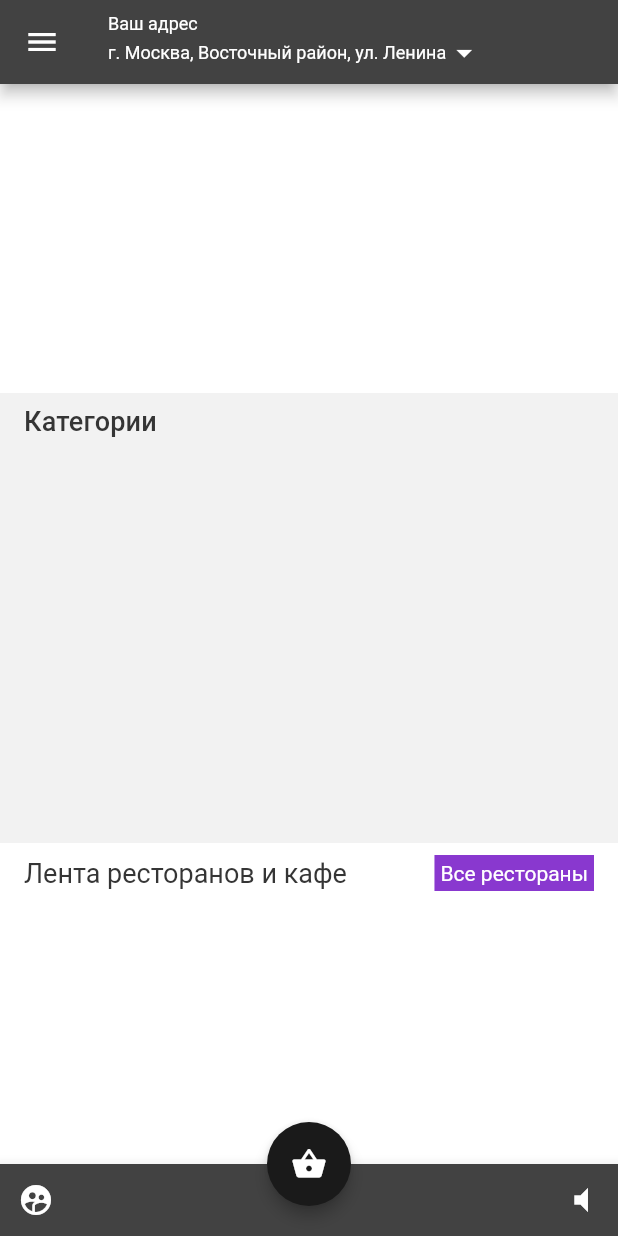
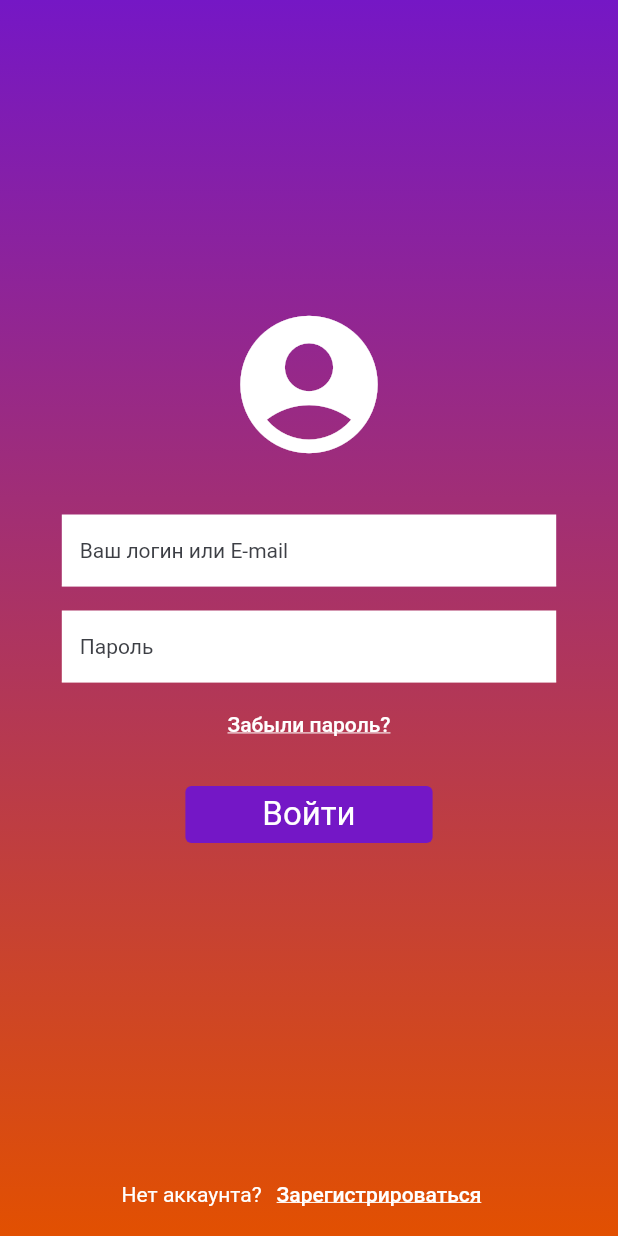
Before and after one commit to lAntimat/vsem_edu, a Flutter app: the screen it shows after launch, on a phone screen of 412 x 824 dp. Run offline on Flutter 3.47's test engine with Material 2 defaults, Android fonts, the phone set to English and light mode, and no system bars; drawn by our look-alikes of carousel_slider; our stand-ins replace cached_network_image, dio, flutter_svg, get_it, shared_preferences, smooth_star_rating.

Commit message:
Сверстал экран авторизации

```diff
--- a/lib/app.dart
+++ b/lib/app.dart
@@ -10,12 +10,15 @@ import 'package:vsem_edu/common/routes.dart';
 import 'package:vsem_edu/common/theme.dart';
 import 'package:vsem_edu/home/base_screen.dart';
 import 'package:vsem_edu/home/main_view.dart';
+import 'package:vsem_edu/login/login_screen.dart';
+import 'package:vsem_edu/login/login_view.dart';
 import 'package:vsem_edu/merchantDetail/merchant_detail_model.dart';
+import 'package:vsem_edu/login/login_view_model.dart';
 import 'package:vsem_edu/merchantDetail/merchant_view.dart';
 import 'package:vsem_edu/network/web_service.dart';
 import 'package:vsem_edu/repository/main_repository.dart';
 
-import 'home/todo_list_model.dart';
+import 'home/main_model.dart';
 
 class ProviderApp extends StatelessWidget {
   final MainRepository repository;
@@ -30,19 +33,18 @@ class ProviderApp extends StatelessWidget {
 
   void setupLocators() {
     GetIt.instance.registerSingleton<MerchantDetailModel>(MerchantDetailModel(repository: repository));
+    GetIt.instance.registerSingleton<MainModel>(MainModel(repository: repository));
+    GetIt.instance.registerSingleton<LoginViewModel>(LoginViewModel(repository: repository));
   }
 
   @override
   Widget build(BuildContext context) {
-    return ChangeNotifierProvider(
-      create: (_) => MainModel(repository: repository),
-      child: MaterialApp(
-        theme: AppTheme.theme,
-        routes: {
-          AppRoutes.home: (context) => BaseScreen(MainView()),
-          AppRoutes.merchantDetail: (context) => BaseScreen(MerchantView()),
-        },
-      ),
+    return MaterialApp(
+      theme: AppTheme.theme,
+      routes: {
+        AppRoutes.home: (context) => LoginScreen(LoginView()),
+        AppRoutes.merchantDetail: (context) => MerchantView(),
+      },
     );
   }
 }
--- /dev/null
+++ b/lib/common/styles.dart
@@ -0,0 +1,7 @@
+import 'package:flutter/cupertino.dart';
+import 'package:vsem_edu/common/app_colors.dart';
+
+class Styles {
+  static const LoginEditTextStyle = TextStyle(color: AppColors.blackText, fontSize: 14);
+  static const LoginEditTextStyleHint = TextStyle(color: AppColors.lightGrey, fontSize: 14);
+}
--- a/lib/home/base_screen.dart
+++ b/lib/home/base_screen.dart
@@ -3,8 +3,8 @@ import 'package:provider/provider.dart';
 import 'package:vsem_edu/common/app_colors.dart';
 import 'package:vsem_edu/common/navigation_drawer.dart';
 import 'package:vsem_edu/common/routes.dart';
-import 'package:vsem_edu/home/main_view.dart';
-import 'package:vsem_edu/home/todo_list_model.dart';
+
+import 'main_model.dart';
 
 
 class BaseScreen extends StatefulWidget {
--- a/lib/home/stats_view.dart
+++ b/lib/home/stats_view.dart
@@ -1,7 +1,7 @@
 import 'package:flutter/cupertino.dart';
 import 'package:flutter/material.dart';
 import 'package:provider/provider.dart';
-import 'package:vsem_edu/home/todo_list_model.dart';
+import 'package:vsem_edu/home/main_model.dart';
 
 class StatsView extends StatelessWidget {
   const StatsView();
--- a/lib/home/todo_list_view.dart
+++ b/lib/home/todo_list_view.dart
@@ -1,7 +1,8 @@
 import 'package:flutter/material.dart';
 import 'package:provider/provider.dart';
 import 'package:vsem_edu/home/home_models.dart';
-import 'package:vsem_edu/home/todo_list_model.dart';
+
+import 'main_model.dart';
 
 class TodoListView extends StatelessWidget {
   final void Function(BuildContext context, CuisineListItem todo) onRemove;
--- /dev/null
+++ b/lib/login/login_screen.dart
@@ -0,0 +1,24 @@
+import 'package:flutter/material.dart' hide Action;
+
+class LoginScreen extends StatefulWidget {
+  final Widget child;
+
+  const LoginScreen(this.child);
+
+  @override
+  _BaseScreenState createState() => _BaseScreenState();
+}
+
+class _BaseScreenState extends State<LoginScreen> {
+  @override
+  void dispose() {
+    super.dispose();
+  }
+
+  @override
+  Widget build(BuildContext context) {
+    return Scaffold(
+      body: widget.child,
+    );
+  }
+}
--- /dev/null
+++ b/lib/login/login_view.dart
@@ -0,0 +1,70 @@
+import 'package:flutter/cupertino.dart';
+import 'package:flutter/material.dart';
+import 'package:get_it/get_it.dart';
+import 'package:provider/provider.dart';
+import 'package:vsem_edu/common/styles.dart';
+import 'package:vsem_edu/common/widgets/buttons.dart';
+import 'package:vsem_edu/login/login_view_model.dart';
+import 'package:vsem_edu/login/views/edit_text_views.dart';
+
+class LoginView extends StatelessWidget {
+  @override
+  Widget build(BuildContext context) {
+    return ChangeNotifierProvider<LoginViewModel>(
+      create: (context) => GetIt.instance<LoginViewModel>(),
+      child: Consumer<LoginViewModel>(
+        builder: (context, model, _) => Container(
+          child: Container(
+            decoration: new BoxDecoration(
+              gradient: new LinearGradient(
+                colors: [Color(0xFF7517c5), Color(0xFFe25001)],
+                begin: Alignment.topCenter,
+                end: Alignment.bottomCenter,
+                stops: [0.0, 1.0],
+                tileMode: TileMode.clamp,
+              ),
+            ),
+            child: Column(
+              mainAxisAlignment: MainAxisAlignment.center,
+              children: <Widget>[
+                Spacer(),
+                Icon(
+                  Icons.account_circle,
+                  size: 110,
+                ),
+                Container(
+                  height: 32,
+                ),
+                signInPhoneTextField(context, model.phoneController,
+                    Styles.LoginEditTextStyle, Styles.LoginEditTextStyleHint),
+                Container(
+                  height: 16,
+                ),
+                signInPasswordTextField(context, model.passwordController,
+                    Styles.LoginEditTextStyle, Styles.LoginEditTextStyleHint),
+                buttonTransparentBg("Забыли пароль?", onPressed: () {}),
+                Container(
+                  height: 8,
+                ),
+                FractionallySizedBox(
+                    widthFactor: 0.4,
+                    child: simpleFilledButton(
+                        text: "Войти",
+                        color: Color(0xFF7417c6),
+                        onPressed: () {})),
+                Spacer(),
+                Row(
+                  mainAxisAlignment: MainAxisAlignment.center,
+                  children: <Widget>[
+                    Text("Нет аккаунта?"),
+                    buttonTransparentBg("Зарегистрироваться", onPressed: () {})
+                  ],
+                )
+              ],
+            ),
+          ),
+        ),
+      ),
+    );
+  }
+}
--- /dev/null
+++ b/lib/login/login_view_model.dart
@@ -0,0 +1,32 @@
+// Copyright 2018 The Flutter Architecture Sample Authors. All rights reserved.
+// Use of this source code is governed by the MIT license that can be found
+// in the LICENSE file.
+
+import 'dart:async';
+import 'dart:collection';
+
+import 'package:flutter/widgets.dart';
+import 'package:meta/meta.dart';
+import 'package:vsem_edu/home/home_models.dart';
+import 'package:vsem_edu/home/merchant_models.dart';
+import 'package:vsem_edu/repository/main_repository.dart';
+
+class LoginViewModel extends ChangeNotifier {
+  final MainRepository repository;
+  List<CuisineListItem> data = List();
+  bool _isLoading = false;
+  bool get isLoading => _isLoading;
+
+  TextEditingController phoneController = TextEditingController();
+  TextEditingController passwordController = TextEditingController();
+
+  LoginViewModel({
+    @required this.repository
+  });
+
+  @override
+  void addListener(VoidCallback listener) {
+    super.addListener(listener);
+
+  }
+}
--- /dev/null
+++ b/lib/login/views/edit_text_views.dart
@@ -0,0 +1,69 @@
+import 'package:flutter/material.dart';
+import 'package:flutter/widgets.dart';
+
+Widget signInPhoneTextField(
+    BuildContext context,
+    TextEditingController textEditingController,
+    TextStyle textStyle,
+    TextStyle hintStyle, {
+      Function(String) onSubmitted,
+      FocusNode focusNode,
+      FocusNode nextFocusNode,
+    }) {
+  if (focusNode == null) focusNode = FocusNode();
+  return FractionallySizedBox(
+    widthFactor: 0.8,
+    child: Container(
+      color: Colors.white,
+      child: TextField(
+        controller: textEditingController,
+        style: textStyle,
+        keyboardType: TextInputType.phone,
+        focusNode: focusNode,
+        textInputAction: TextInputAction.done,
+        onSubmitted: onSubmitted,
+        //onChanged: model.phoneError = null,
+        decoration: InputDecoration(
+          contentPadding: EdgeInsets.all(12),
+          hintText: "Ваш логин или E-mail",
+          hintStyle: hintStyle,
+          //errorText: model.phoneError,
+        ),
+      ),
+    ),
+  );
+}
+
+Widget signInPasswordTextField(
+    BuildContext context,
+    TextEditingController textEditingController,
+    TextStyle textStyle,
+    TextStyle hintStyle, {
+      Function(String) onSubmitted,
+      FocusNode focusNode,
+      FocusNode nextFocusNode,
+    }) {
+  if (focusNode == null) focusNode = FocusNode();
+  return FractionallySizedBox(
+    widthFactor: 0.8,
+    child: Container(
+      color: Colors.white,
+      child: TextField(
+        controller: textEditingController,
+        style: textStyle,
+        focusNode: focusNode,
+        textInputAction: TextInputAction.done,
+        onSubmitted: onSubmitted,
+        keyboardType: TextInputType.text,
+        obscureText: true,
+        //onChanged: model.phoneError = null,
+        decoration: InputDecoration(
+          contentPadding: EdgeInsets.all(12),
+          hintText: "Пароль",
+          hintStyle: hintStyle,
+          //errorText: model.phoneError,
+        ),
+      ),
+    ),
+  );
+}
```
Also changed, not shown: lib/common/widgets/buttons.dart (added, +374 -0 lines), lib/home/main_view.dart (+13 -4 lines), lib/home/main_model.dart (renamed from lib/home/todo_list_model.dart).
